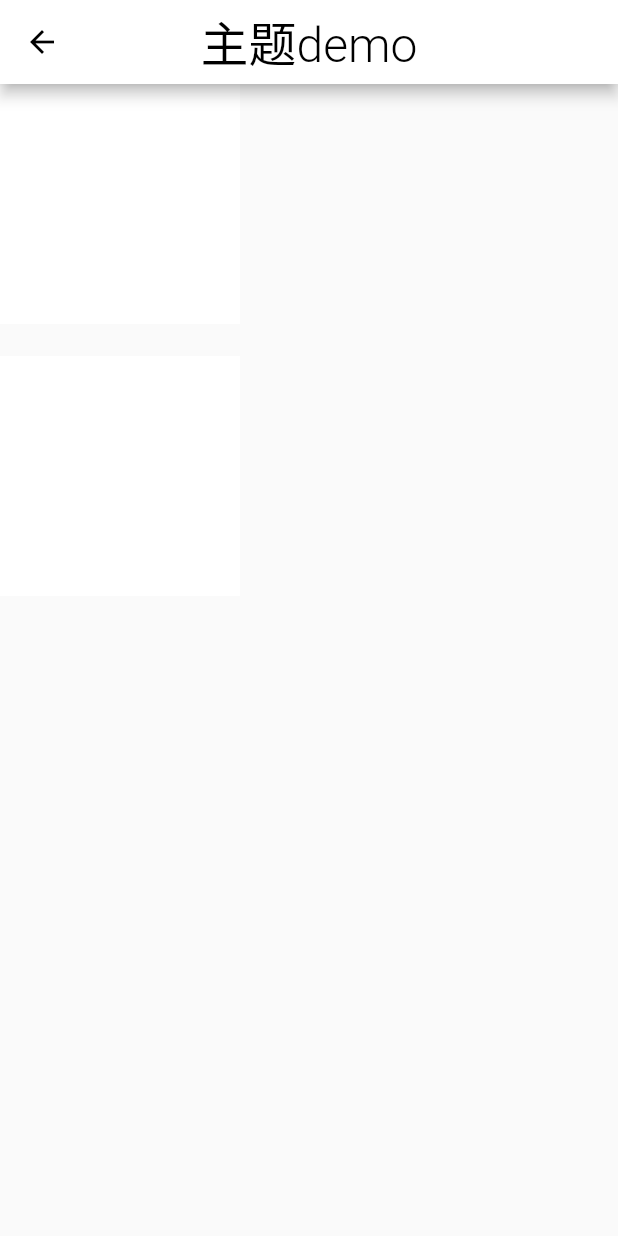
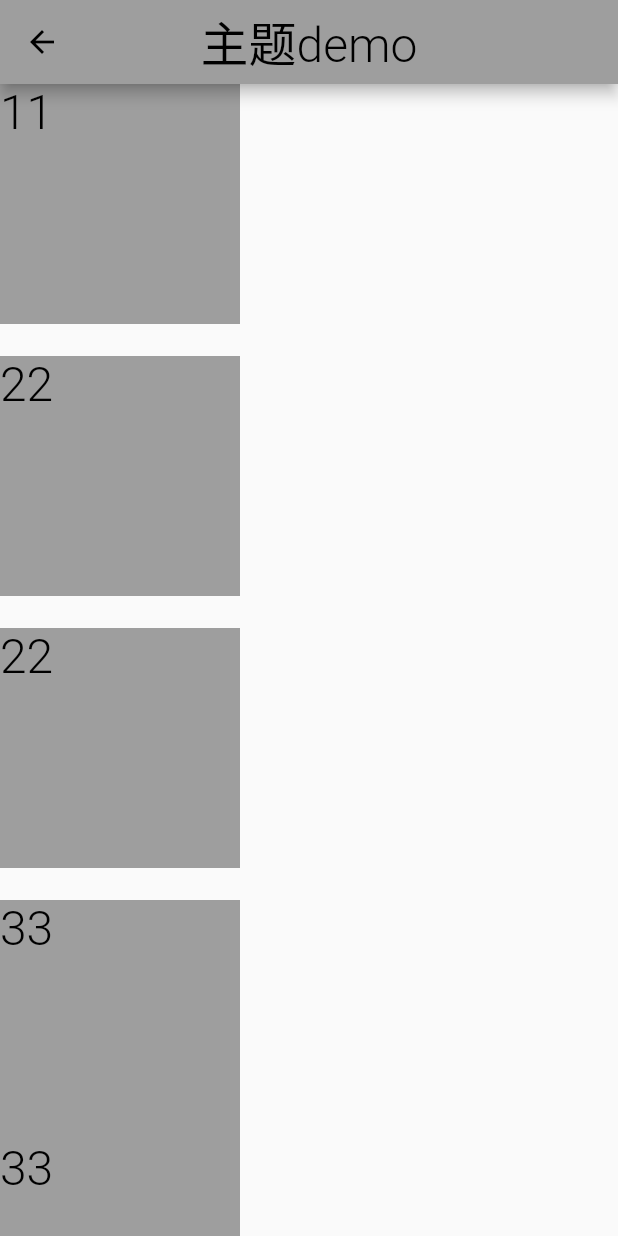
Before and after one commit to jack0-0wu/flutter_demo, a Flutter app: the ThemeDemo screen opened directly, on a phone screen of 412 x 824 dp. Run offline on Flutter 3.47's test engine with Material 2 defaults, Android fonts, the phone set to English and light mode, and no system bars; our stand-ins replace camera, faker, flutter_swiper, image_picker, logger, permission_handler; missing offline and left inert: image_crop, transformer_page_view; Roboto replaces fonts that are missing (EnglishFont).

Commit message:
新demo追加

```diff
--- a/lib/config/routers.dart
+++ b/lib/config/routers.dart
@@ -17,6 +17,7 @@ import 'package:flutter_demo/page/demo/indicator_demo/indicator_demo2.dart';
 import 'package:flutter_demo/page/demo/ios_bottom_demo/ios_bottom_demo.dart';
 import 'package:flutter_demo/page/demo/json_to_model_demo/json_to_model_demo.dart';
 import 'package:flutter_demo/page/demo/logger_demo/logger_demo.dart';
+import 'package:flutter_demo/page/demo/num_animation_demo/num_animation_demo.dart';
 import 'package:flutter_demo/page/demo/pageView_demo/PageViewDemo.dart';
 import 'package:flutter_demo/page/demo/page_demo/PageDemo.dart';
 import 'package:flutter_demo/page/demo/planfrom_demo/planform_channel_demo2.dart';
@@ -68,5 +69,6 @@ class Routers {
     'indicatorDemo': IndicatorDemo(),
     'indicatorDemo2': IndicatorDemo2(),
     'themeDemo': ThemeDemo(),
+    'numAnimationDemo': NumAnimationDemo(),
   };
 }
--- a/lib/page/demo/theme_demo/theme.dart
+++ b/lib/page/demo/theme_demo/theme.dart
@@ -1,4 +1,5 @@
 import 'package:flutter/material.dart';
+import 'package:flutter_demo/page/demo/theme_demo/theme_provider.dart';
 import 'package:flutter_demo/util/util.dart';
 
 /**
@@ -6,62 +7,48 @@ import 'package:flutter_demo/util/util.dart';
  * @project LetsKeep
  * @date 2021/5/26
  */
-ThemeData customThemeData = ThemeData(
-    //背景色
-    backgroundColor: Color(0xFFF2F5FA),
-    //主色 白色
-    primaryColor:  Colors.white,
-    //选中颜色  蓝色
-    focusColor: Color(0xFF4E7BFE),
-    //提示颜色 红色
-    toggleableActiveColor: Colors.red,
-    //灰色文字 颜色
-    hintColor: Color(0xFF9DA3B1),
-    fontFamily: "EnglishFont",
-    //目前APP内只有这两种字体
-    textTheme: TextTheme(
-      //一级标题样式 固定黑色
-      headline1: TextStyle(
+
+class Theme1 extends AppTheme {
+   final Color backgroundColor = Color(0xFFF2F5FA);
+   final Color primaryColor = Colors.white;
+   final TextStyle titleStyle = TextStyle(
     fontSize: 42.s,
     fontWeight: FontWeight.bold,
     color: Color(0xFF06112D),
-      ),
-      //正常文字样式 颜色不固定
-      bodyText1: TextStyle(
+  );
+   final TextStyle fontStyle = TextStyle(
     fontSize: 36.s,
     fontWeight: FontWeight.bold,
-      ),
-    ));
+    color: Color(0xFF06112D),
+  );
+}
 
-ThemeData customDarkThemeData = ThemeData(
-    //背景色
-    backgroundColor: Color(0xFFF2F5FA),
-    //主色 白色
-    primaryColor: Colors.black,
-    //选中颜色  蓝色
-    focusColor: Color(0xFFFFE621),
-    //提示颜色 红色
-    toggleableActiveColor: Colors.red,
-    //灰色文字 颜色
-    hintColor: Color(0xFF838383),
-    fontFamily: "EnglishFont",
-    //目前APP内只有这两种字体
-    textTheme: TextTheme(
-      //一级标题样式 固定黑色
-      headline1: TextStyle(
+class Theme2 extends AppTheme {
+   final Color backgroundColor = Colors.blue;
+   final Color primaryColor = Colors.amber;
+   final TextStyle titleStyle = TextStyle(
     fontSize: 42.s,
     fontWeight: FontWeight.bold,
-        color: Color(0xFFFFFFFF),
-      ),
-      //正常文字样式 颜色不固定
-      bodyText1: TextStyle(
+    color: Colors.amber,
+  );
+   final TextStyle fontStyle = TextStyle(
     fontSize: 36.s,
     fontWeight: FontWeight.bold,
-      ),
-    ));
+    color: Colors.amber,
+  );
+}
 
-Map themeMap = {
-  "customThemeData": customThemeData,
-  "customDarkThemeData": customDarkThemeData,
-  // "customThemeData2": customThemeData2
-};
+class Theme3 extends AppTheme {
+   final Color backgroundColor = Colors.black;
+   final Color primaryColor = Colors.grey;
+   final TextStyle titleStyle = TextStyle(
+    fontSize: 42.s,
+    fontWeight: FontWeight.bold,
+    color: Colors.white,
+  );
+   final TextStyle fontStyle = TextStyle(
+    fontSize: 36.s,
+    fontWeight: FontWeight.bold,
+    color: Colors.white,
+  );
+}
--- a/lib/page/demo/theme_demo/theme_demo.dart
+++ b/lib/page/demo/theme_demo/theme_demo.dart
@@ -1,10 +1,10 @@
 import 'package:flutter/cupertino.dart';
 import 'package:flutter/material.dart';
-import 'package:flutter_demo/config/static_resource.dart';
+import 'package:flutter_demo/page/demo/theme_demo/theme.dart';
 import 'package:flutter_demo/page/demo/theme_demo/theme_provider.dart';
 import 'package:flutter_demo/util/custom_widget.dart';
+import 'package:flutter_demo/util/util.dart';
 import 'package:provider/provider.dart';
-import 'package:flutter_demo/util/util.dart';
 
 /**
  * @author wu chao
@@ -35,6 +35,26 @@ class _ThemeDemoState extends State<ThemeDemo> {
             width: 150.s,
             height: 150.s,
             color: Theme.of(context).primaryColor,
+            child: Font(text: "11"),
+          ),
+          SizedBox(
+            height: 20.s,
+          ),
+          Container(
+            width: 150.s,
+            height: 150.s,
+            color: Theme.of(RouterUtil.routerGlobalKey.currentContext)
+                .primaryColor,
+            child: Font(text: "22"),
+          ),
+          SizedBox(
+            height: 20.s,
+          ),
+          Container(
+            width: 150.s,
+            height: 150.s,
+            color: getPrimaryColor(),
+            child: Font(text: "22"),
           ),
           SizedBox(
             height: 20.s,
@@ -43,15 +63,44 @@ class _ThemeDemoState extends State<ThemeDemo> {
             builder: (context, ThemeProvider themeProvider, child) =>
                 GestureDetector(
               onTap: () {
-                themeProvider.changeTheme("customThemeData2");
+                themeProvider.changeTheme(Theme2());
               },
               child: Container(
                 width: 150.s,
                 height: 150.s,
                 color: Theme.of(context).primaryColor,
+                child: Font(text: "33"),
               ),
             ),
-          )
+          ),
+          Consumer<ThemeProvider>(
+            builder: (context, ThemeProvider themeProvider, child) =>
+                GestureDetector(
+              onTap: () {
+                themeProvider.changeTheme(Theme3());
+              },
+              child: Container(
+                width: 150.s,
+                height: 150.s,
+                color: Theme.of(context).primaryColor,
+                child: Font(text: "33"),
+              ),
+            ),
+          ),
+          Consumer<ThemeProvider>(
+            builder: (context, ThemeProvider themeProvider, child) =>
+                GestureDetector(
+                  onTap: () {
+                    themeProvider.changeTheme(Theme1());
+                  },
+                  child: Container(
+                    width: 150.s,
+                    height: 150.s,
+                    color: Theme.of(context).primaryColor,
+                    child: Font(text: "33"),
+                  ),
+                ),
+          ),
         ],
       ),
     );
--- a/lib/page/demo/theme_demo/theme_provider.dart
+++ b/lib/page/demo/theme_demo/theme_provider.dart
@@ -1,6 +1,6 @@
 import 'package:flutter/cupertino.dart';
 import 'package:flutter/material.dart';
-import 'package:flutter_demo/page/demo/theme_demo/theme.dart';
+import 'package:flutter_demo/util/util.dart';
 
 /**
  * @author wu chao
@@ -8,12 +8,60 @@ import 'package:flutter_demo/page/demo/theme_demo/theme.dart';
  * @date 2021/5/26
  */
 class ThemeProvider with ChangeNotifier {
-  ThemeData themeData = customThemeData;
-  ThemeData darkThemeData = customDarkThemeData;
+  ThemeData themeData = ThemeData(
+      backgroundColor: DefaultTheme().backgroundColor,
+      primaryColor: DefaultTheme().primaryColor,
+      textTheme: TextTheme(
+          headline1: DefaultTheme().titleStyle,
+          bodyText1: DefaultTheme().fontStyle));
+  ThemeData darkThemeData = ThemeData(
+      backgroundColor: DefaultTheme().backgroundColor,
+      primaryColor: DefaultTheme().primaryColor,
+      textTheme: TextTheme(
+          headline1: DefaultTheme().titleStyle,
+          bodyText1: DefaultTheme().fontStyle));
 
-  changeTheme(String name) {
-    this.themeData = themeMap[name];
-    this.darkThemeData = themeMap[name];
+  changeTheme(AppTheme theme) {
+    this.themeData = ThemeData(
+        backgroundColor: theme.backgroundColor,
+        primaryColor: theme.primaryColor,
+        textTheme:
+            TextTheme(headline1: theme.titleStyle, bodyText1: theme.fontStyle));
+    this.darkThemeData = this.themeData;
     notifyListeners();
   }
 }
+
+Color getPrimaryColor() =>
+    Theme.of(RouterUtil.routerGlobalKey.currentContext).primaryColor;
+
+Color getBackgroundColor() =>
+    Theme.of(RouterUtil.routerGlobalKey.currentContext).backgroundColor;
+
+TextStyle getTitleStyle() =>
+    Theme.of(RouterUtil.routerGlobalKey.currentContext).textTheme.headline1;
+
+TextStyle getFontStyle() =>
+    Theme.of(RouterUtil.routerGlobalKey.currentContext).textTheme.bodyText1;
+
+abstract class AppTheme {
+  Color backgroundColor;
+  Color primaryColor;
+  TextStyle titleStyle;
+  TextStyle fontStyle;
+}
+
+class DefaultTheme extends AppTheme {
+  final Color backgroundColor = Colors.black;
+  final Color primaryColor = Colors.grey;
+  final TextStyle titleStyle = TextStyle(
+    fontSize: 42.s,
+    fontWeight: FontWeight.bold,
+    color: Colors.white,
+  );
+  final TextStyle fontStyle = TextStyle(
+    fontSize: 36.s,
+    fontWeight: FontWeight.bold,
+    color: Colors.white,
+  );
+}
```
Also changed, not shown: lib/config/static_resource.dart (+6 -4 lines), lib/page/demo/num_animation_demo/num_animation_demo.dart (added, +47 -0 lines), lib/page/demo/num_animation_demo/widget.dart (added, +62 -0 lines). Lines whose indentation alone changed are shown as unchanged.
